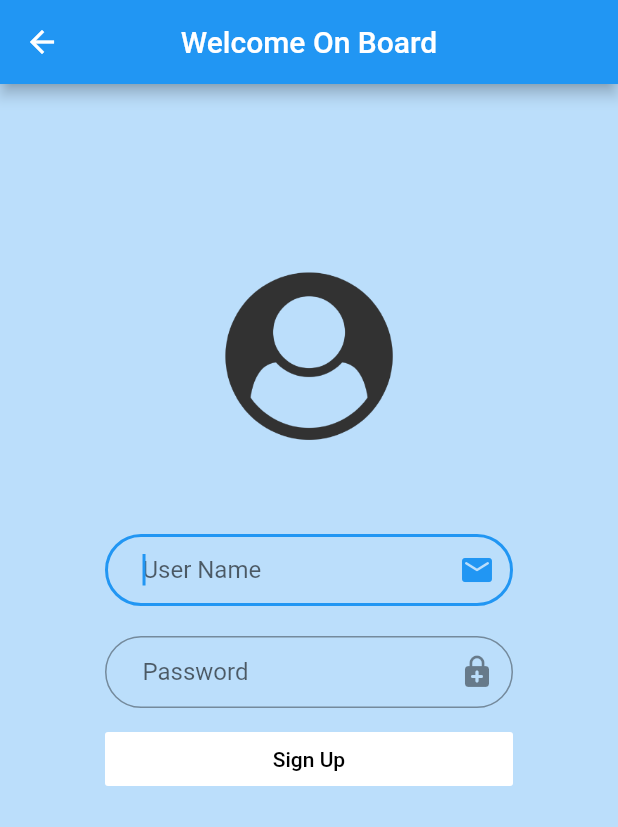
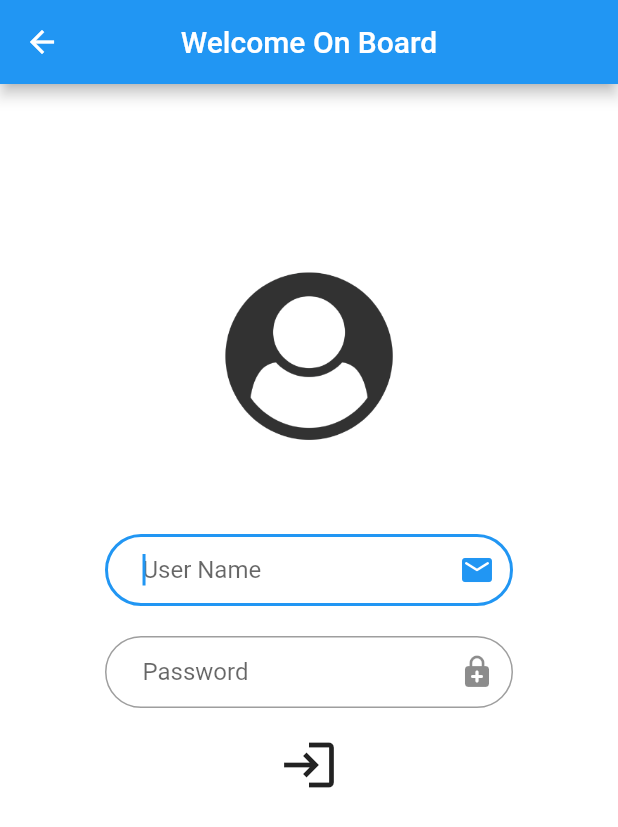
Before and after one commit to ShraddhaSaumya/News_app, a Flutter app: the SignUp screen opened directly, on a phone screen of 412 x 824 dp. Shown: the top 827 px of the screen. Run offline on Flutter 3.47's test engine with Material 2 defaults, Android fonts, the phone set to English and light mode, and no system bars; our stand-ins replace animated_splash_screen, firebase_auth, firebase_core, flare_flutter, fluttertoast, ionicons; accounts and stored records are empty.

Commit message:
Some UI changes

```diff
--- a/lib/SignUp.dart
+++ b/lib/SignUp.dart
@@ -34,13 +34,13 @@ class _SignUpState extends State<SignUp> {
         title: Text("Welcome On Board"),
         centerTitle: true,
       ),
-      backgroundColor: Colors.blue.shade100,
+      backgroundColor: Colors.white,
       body: ListView(
         padding: EdgeInsets.only(left: 70, right: 70),
         children: <Widget>[
           SizedBox(height: 120),
           CircleAvatar(
-            backgroundColor: Colors.blue.shade100,
+            backgroundColor: Colors.white,
             radius: 60,
             child: Image.asset(
               "assets/login.png",
@@ -66,15 +66,12 @@ class _SignUpState extends State<SignUp> {
                 "Password", Icon(Icons.enhanced_encryption_rounded)),
           ),
           SizedBox(height: 10),
-          FlatButton(
-            color: Colors.white,
+          IconButton(
+            icon: Icon(Icons.login),
+            iconSize: 40,
             onPressed: () => signup(
                 _email.text.toString().trim(), _pwd.text.toString().trim()),
-            child: Text(
-              "Sign Up",
-              style: TextStyle(color: Colors.black),
             ),
-          )
         ],
       ),
     );
--- a/lib/homelogin.dart
+++ b/lib/homelogin.dart
@@ -45,13 +45,13 @@ class _HomePageState extends State<HomePage> {
           ),
           centerTitle: true,
         ),
-        backgroundColor: Colors.blue.shade100,
+        backgroundColor: Colors.white,
         body: ListView(
           padding: EdgeInsets.only(left: 70, right: 70),
           children: <Widget>[
             SizedBox(height: 100),
             CircleAvatar(
-              backgroundColor: Colors.blue.shade100,
+              backgroundColor: Colors.white,
               radius: 54,
               child: Image.asset(
                 "assets/login.png",
```
